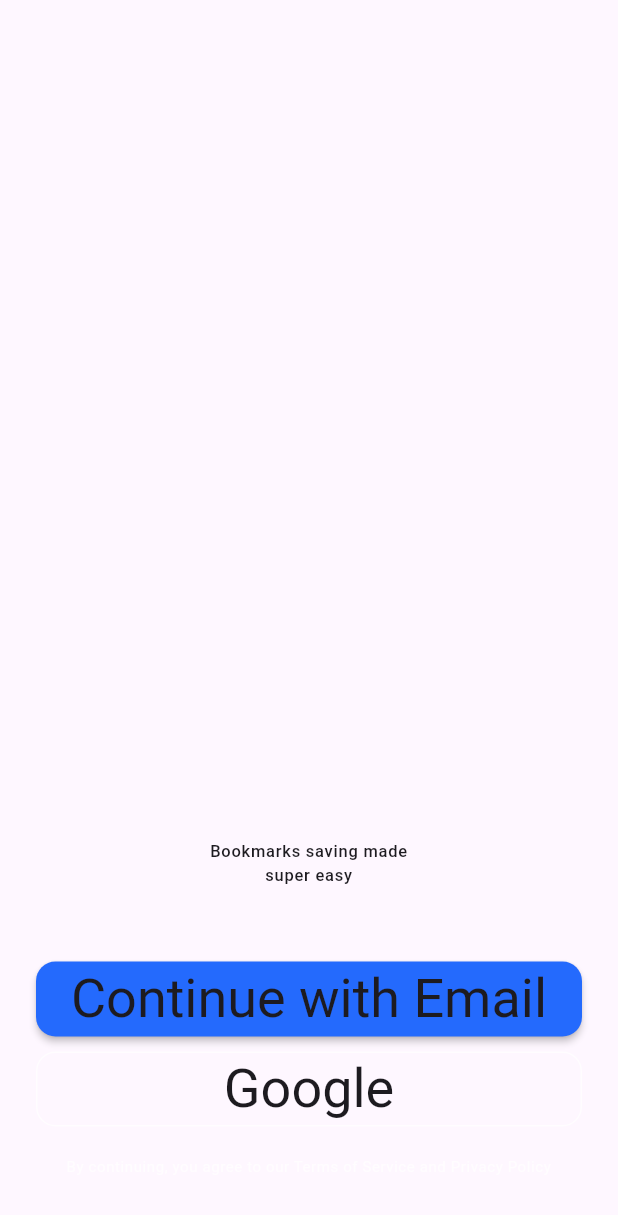
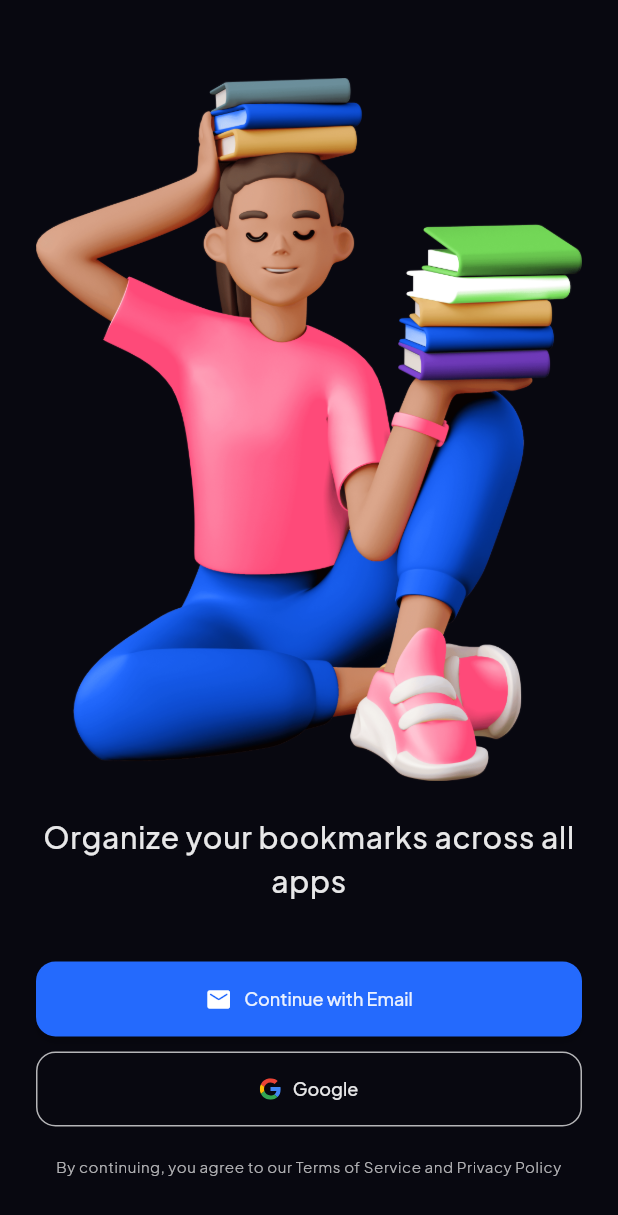
Before and after one commit to sam-shot/smart_save, a Flutter app: the AuthView screen opened directly, on a phone screen of 412 x 824 dp. Shown: the top 1215 px of the screen. Run offline on Flutter 3.47's test engine with Material 3 defaults, Android fonts, the phone set to English and light mode, and no system bars; our stand-ins replace flutter_svg, gap, google_fonts.

Commit message:
feat: Completed Auth view and login view

```diff
--- a/lib/src/core/config/theme/colors.dart
+++ b/lib/src/core/config/theme/colors.dart
@@ -3,4 +3,5 @@ import 'package:flutter/material.dart';
 class AppColors {
   static const Color bg = Color(0XFF080810);
   static const Color primaryColor = Color(0XFF246AFD);
+  static Color mildWhite = Colors.white.withOpacity(0.4);
 }
--- a/lib/src/core/config/theme/theme_data.dart
+++ b/lib/src/core/config/theme/theme_data.dart
@@ -64,7 +64,7 @@ class AppTheme {
 
       /// THICK WEIGHT
       headlineSmall: GoogleFonts.plusJakartaSans(
-          fontSize: 24,
+          fontSize: 22,
           color: Colors.white.withOpacity(0.9),
           fontWeight: FontWeight.w700),
     ),
--- a/lib/src/core/extensions/context.extension.dart
+++ b/lib/src/core/extensions/context.extension.dart
@@ -20,7 +20,7 @@ extension ContextExt on BuildContext {
   TextStyle get medium20 => Theme.of(this).textTheme.labelSmall!;
   TextStyle get medium24 => Theme.of(this).textTheme.labelMedium!;
   TextStyle get medium28 => Theme.of(this).textTheme.labelLarge!;
-  TextStyle get thick24 => Theme.of(this).textTheme.headlineSmall!;
+  TextStyle get thick22 => Theme.of(this).textTheme.headlineSmall!;
 }
 
 extension Navigation on BuildContext {
--- a/lib/src/features/auth/presentation/views/auth_view.dart
+++ b/lib/src/features/auth/presentation/views/auth_view.dart
@@ -1,10 +1,8 @@
-import 'package:ficonsax/ficonsax.dart';
 import 'package:flutter/material.dart';
 import 'package:flutter_svg/flutter_svg.dart';
 import 'package:gap/gap.dart';
 import 'package:smart_save/src/core/extensions/context.extension.dart';
 import 'package:smart_save/src/features/auth/presentation/views/login_view.dart';
-import 'package:smart_save/src/shared/constants/app_assets.dart';
 import 'package:smart_save/src/shared/widgets/button.dart';
 
 class AuthView extends StatelessWidget {
@@ -19,24 +17,34 @@ class AuthView extends StatelessWidget {
           child: Column(
             crossAxisAlignment: CrossAxisAlignment.center,
             children: [
-              const Spacer(),
+              const Gap(50),
+              Expanded(
+                child: Image.asset(
+                  "assets/girl.png",
+                  fit: BoxFit.fitWidth,
+                ),
+              ),
+              const Gap(20),
               Align(
                 child: Text(
-                  "Bookmarks saving made \nsuper easy",
+                  "Organize your bookmarks across all apps",
                   style: context.medium20,
                   textAlign: TextAlign.center,
                 ),
               ),
-              const Gap(50),
+              const Gap(40),
               AppButton(
                 text: "Continue with Email",
-                icon: const Icon(IconsaxOutline.add),
+                icon: const Icon(
+                  Icons.mail_rounded,
+                  size: 18,
+                ),
                 onPressed: () => context.push(const LoginView()),
               ),
               const Gap(10),
               AppButton(
                 text: "Google",
-                icon: SvgPicture.asset(AppAsset.googleLogo),
+                icon: SvgPicture.asset("assets/google.svg", width: 14),
                 onPressed: () {},
                 type: ButtonType.outlined,
               ),
--- a/lib/src/shared/widgets/button.dart
+++ b/lib/src/shared/widgets/button.dart
@@ -1,4 +1,5 @@
 import 'package:flutter/material.dart';
+import 'package:gap/gap.dart';
 import 'package:smart_save/src/core/extensions/context.extension.dart';
 
 enum ButtonType { filled, outlined }
@@ -10,6 +11,7 @@ class AppButton extends StatelessWidget {
   final bool? isDisabled;
   final double? width;
   final ButtonType? type;
+  final Widget? icon;
 
   const AppButton({
     super.key,
@@ -17,6 +19,7 @@ class AppButton extends StatelessWidget {
     this.onPressed,
     this.isLoading = false,
     this.width,
+    this.icon,
     this.type = ButtonType.filled,
     this.isDisabled = false,
   });
@@ -40,9 +43,15 @@ class AppButton extends StatelessWidget {
       child: isLoading!
           ? const CircularProgressIndicator()
           : Center(
-              child: Text(
-                text,
-                style: context.medium12,
+              child: Row(
+                mainAxisAlignment: MainAxisAlignment.center,
+                children: [
+                  if (icon != null) ...[icon!, const Gap(8)],
+                  Text(
+                    text,
+                    style: context.medium12,
+                  ),
+                ],
               ),
             ),
     );
```
Also changed, not shown: lib/main.dart (+6 -95 lines), lib/src/features/auth/presentation/views/login_view.dart (added, +74 -0 lines), lib/src/shared/widgets/back_button.dart (added, +34 -0 lines), assets/girl.png (added), assets/google.svg (added), assets/svgs/google.svg (deleted), pubspec.lock.
